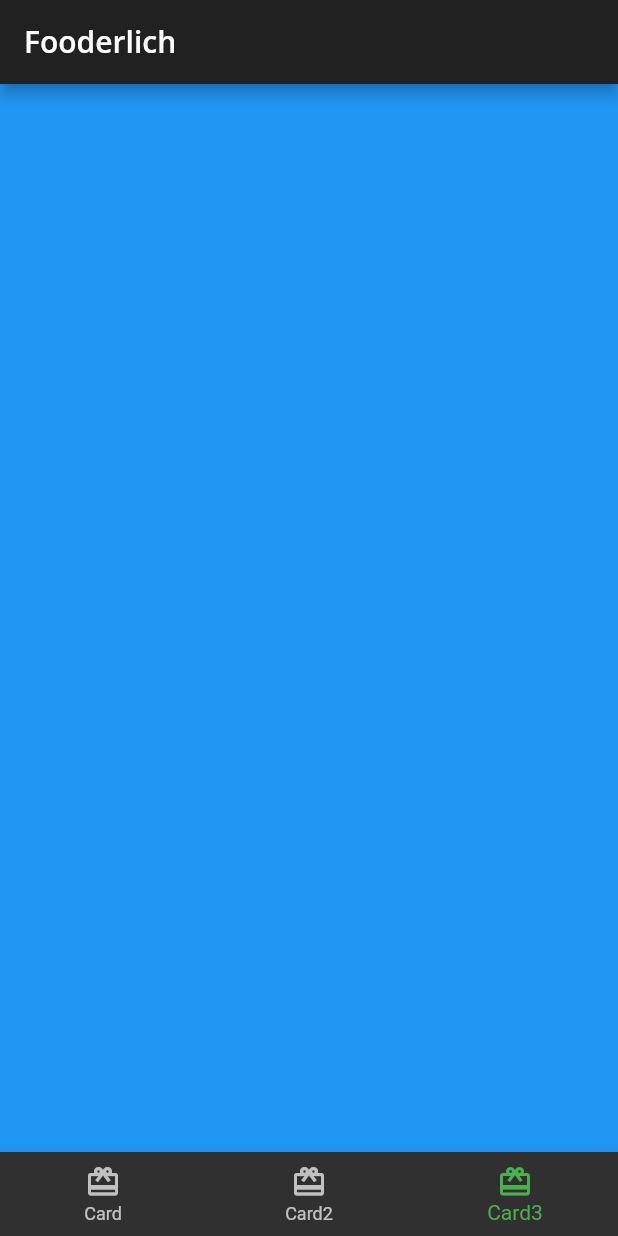
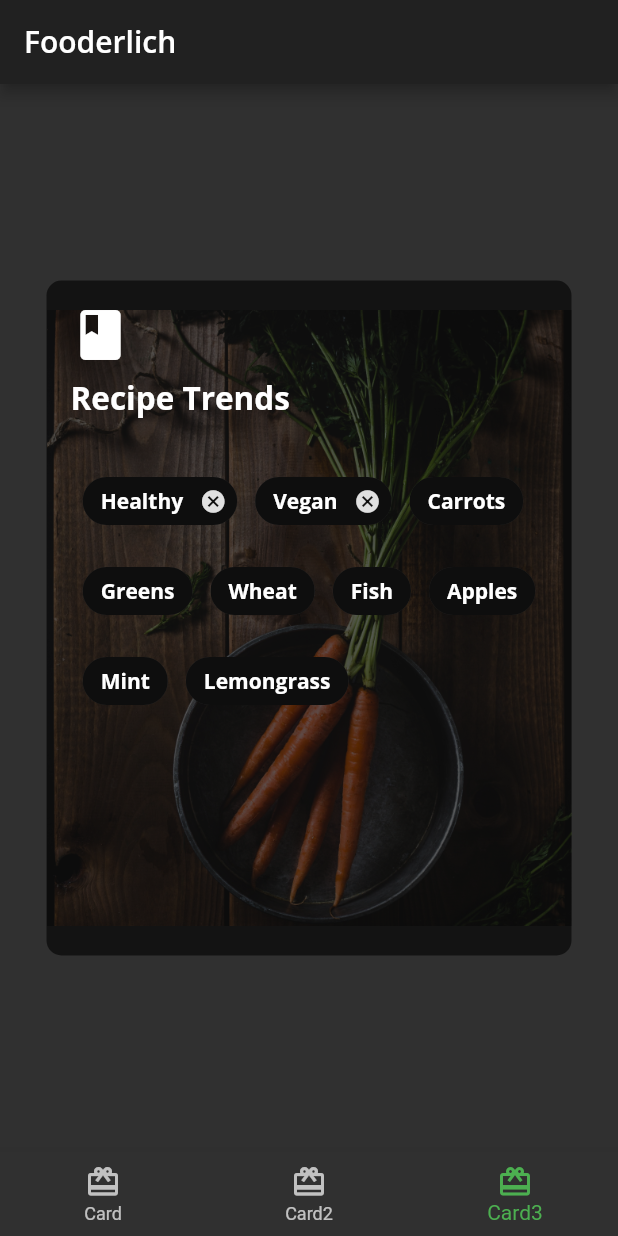
Before and after one commit to ameyer117/fooder, a Flutter app: the screen it shows after launch, item 3 of the bottom bar chosen, on a phone screen of 412 x 824 dp. Run offline on Flutter 3.47's test engine with Material 2 defaults, Android fonts, the phone set to English and light mode, and no system bars; our stand-ins replace google_fonts.

Commit message:
Added a 3rd card

```diff
--- /dev/null
+++ b/lib/card3.dart
@@ -0,0 +1,136 @@
+import 'package:flutter/material.dart';
+import 'package:fooder/fooder_theme.dart';
+
+class Card3 extends StatelessWidget {
+  const Card3({Key? key}) : super(key: key);
+
+  @override
+  Widget build(BuildContext context) {
+    return Center(
+      child: Container(
+        constraints: const BoxConstraints.expand(
+          width: 350,
+          height: 450,
+        ),
+        decoration: const BoxDecoration(
+          borderRadius: BorderRadius.all(Radius.circular(10.0)),
+          image: DecorationImage(
+            image: AssetImage("assets/mag2.png"),
+          ),
+        ),
+        child: Stack(
+          children: [
+            Container(
+              decoration: BoxDecoration(
+                color: Colors.black.withOpacity(0.6),
+                borderRadius: const BorderRadius.all(
+                  Radius.circular(10.0),
+                ),
+              ),
+            ),
+            Container(
+              padding: const EdgeInsets.all(16),
+              child: Column(
+                crossAxisAlignment: CrossAxisAlignment.start,
+                children: [
+                  const Icon(
+                    Icons.book,
+                    color: Colors.white,
+                    size: 40,
+                  ),
+                  const SizedBox(
+                    height: 8,
+                  ),
+                  Text(
+                    "Recipe Trends",
+                    style: FooderTheme.darkTextTheme.headline2,
+                  ),
+                  const SizedBox(
+                    height: 30,
+                  ),
+                  Center(
+                      child: Wrap(
+                    alignment: WrapAlignment.start,
+                    spacing: 12,
+                    runSpacing: 12,
+                    children: [
+                      Chip(
+                        label: Text(
+                          "Healthy",
+                          style: FooderTheme.darkTextTheme.bodyText1,
+                        ),
+                        backgroundColor: Colors.black.withOpacity(0.7),
+                        onDeleted: () {
+                          print('delete');
+                        },
+                      ),
+                      Chip(
+                        label: Text(
+                          "Vegan",
+                          style: FooderTheme.darkTextTheme.bodyText1,
+                        ),
+                        backgroundColor: Colors.black.withOpacity(0.7),
+                        onDeleted: () {
+                          print('delete');
+                        },
+                      ),
+                      Chip(
+                        label: Text(
+                          "Carrots",
+                          style: FooderTheme.darkTextTheme.bodyText1,
+                        ),
+                        backgroundColor: Colors.black.withOpacity(0.7),
+                      ),
+                      Chip(
+                        label: Text(
+                          "Greens",
+                          style: FooderTheme.darkTextTheme.bodyText1,
+                        ),
+                        backgroundColor: Colors.black.withOpacity(0.7),
+                      ),
+                      Chip(
+                        label: Text(
+                          "Wheat",
+                          style: FooderTheme.darkTextTheme.bodyText1,
+                        ),
+                        backgroundColor: Colors.black.withOpacity(0.7),
+                      ),
+                      Chip(
+                        label: Text(
+                          "Fish",
+                          style: FooderTheme.darkTextTheme.bodyText1,
+                        ),
+                        backgroundColor: Colors.black.withOpacity(0.7),
+                      ),
+                      Chip(
+                        label: Text(
+                          "Apples",
+                          style: FooderTheme.darkTextTheme.bodyText1,
+                        ),
+                        backgroundColor: Colors.black.withOpacity(0.7),
+                      ),
+                      Chip(
+                        label: Text(
+                          "Mint",
+                          style: FooderTheme.darkTextTheme.bodyText1,
+                        ),
+                        backgroundColor: Colors.black.withOpacity(0.7),
+                      ),
+                      Chip(
+                        label: Text(
+                          "Lemongrass",
+                          style: FooderTheme.darkTextTheme.bodyText1,
+                        ),
+                        backgroundColor: Colors.black.withOpacity(0.7),
+                      )
+                    ],
+                  ))
+                ],
+              ),
+            )
+          ],
+        ),
+      ),
+    );
+  }
+}
--- a/lib/home.dart
+++ b/lib/home.dart
@@ -1,8 +1,7 @@
 import 'package:flutter/material.dart';
-import 'package:flutter/src/foundation/key.dart';
-import 'package:flutter/src/widgets/framework.dart';
 import 'package:fooder/card1.dart';
 import 'package:fooder/card2.dart';
+import 'package:fooder/card3.dart';
 
 class Home extends StatefulWidget {
   const Home({Key? key}) : super(key: key);
@@ -17,7 +16,7 @@ class _HomeState extends State<Home> {
   static List<Widget> pages = [
     const Card1(),
     const Card2(),
-    Container(color: Colors.blue),
+    const Card3(),
   ];
 
   void _onItemTapped(int index) {
--- a/lib/main.dart
+++ b/lib/main.dart
@@ -14,6 +14,7 @@ class FooderLich extends StatelessWidget {
     final theme = FooderTheme.dark();
     return MaterialApp(
       title: "Fooderlich",
+      debugShowCheckedModeBanner: false,
       theme: theme,
       home: const Home(),
     );
```
